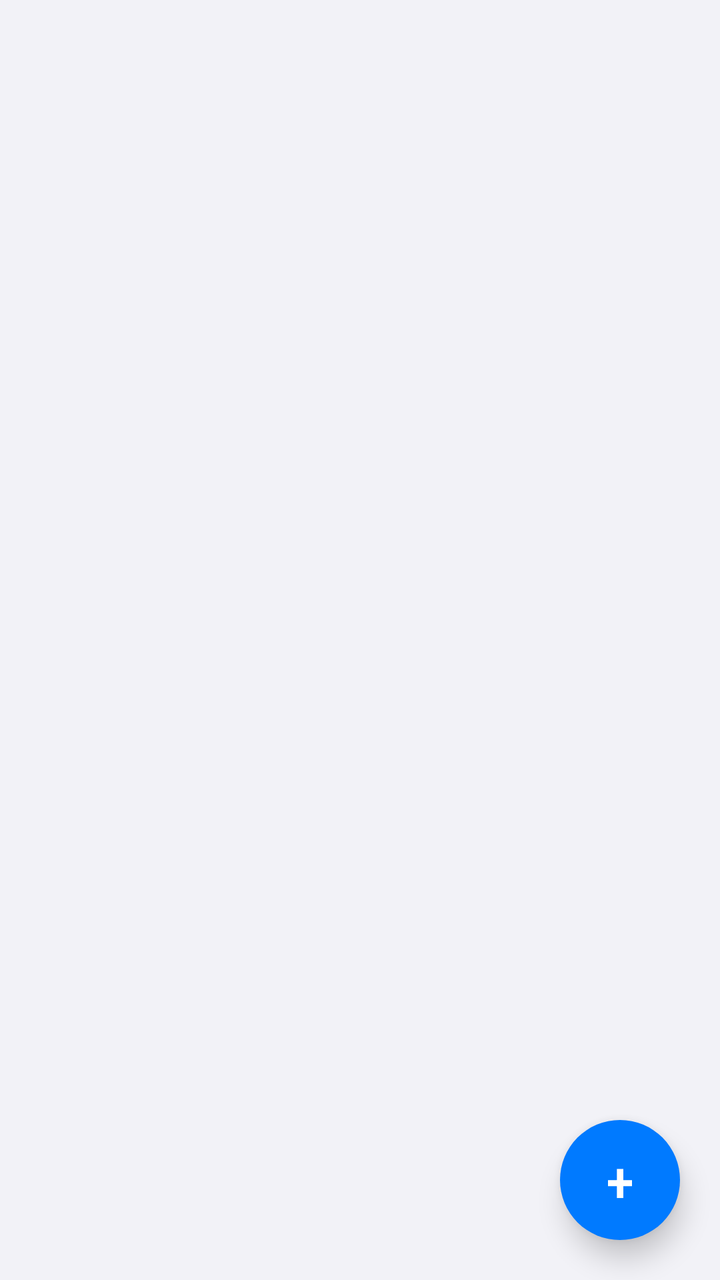
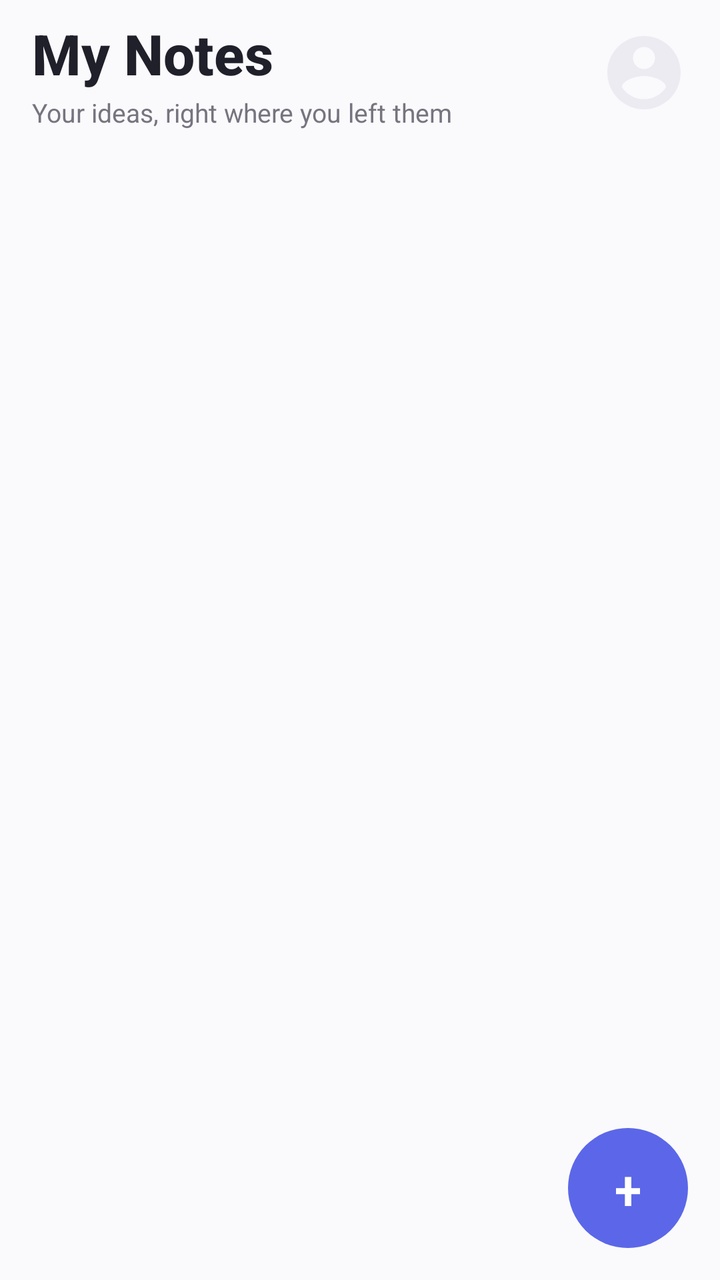

The first picture is an Android layout as it rendered before a commit; the second is the same layout after the commit. The layout source and the unified diff follow.
<!-- AndroidManifest.xml: application theme Theme.LorenzFlow -->
<!-- res/layout/fragment_notes.xml -->
<?xml version="1.0" encoding="utf-8"?>
<FrameLayout
    xmlns:android="http://schemas.android.com/apk/res/android"
    xmlns:app="http://schemas.android.com/apk/res-auto"
    android:layout_width="match_parent"
    android:layout_height="match_parent"
    android:background="@color/ios_grouped_background">

    
    <LinearLayout
        android:id="@+id/empty_state"
        android:layout_width="match_parent"
        android:layout_height="match_parent"
        android:gravity="center"
        android:orientation="vertical"
        android:padding="@dimen/spacing_xl"
        android:visibility="gone">

        <ImageView
            android:layout_width="72dp"
            android:layout_height="72dp"
            android:src="@drawable/ic_notes"
            android:alpha="0.3"
            android:importantForAccessibility="no" />

        <TextView
            android:layout_width="wrap_content"
            android:layout_height="wrap_content"
            android:layout_marginTop="@dimen/spacing_md"
            android:text="@string/no_notes_yet"
            android:textAlignment="center"
            android:textColor="@color/ios_secondary_label"
            android:textSize="15sp"
            android:fontFamily="sans-serif" />

    </LinearLayout>

    <androidx.recyclerview.widget.RecyclerView
        android:id="@+id/recycler_notes"
        android:layout_width="match_parent"
        android:layout_height="match_parent"
        android:clipToPadding="false"
        android:padding="@dimen/note_grid_spacing"
        android:paddingBottom="100dp" />

    
    <com.google.android.material.button.MaterialButton
        android:id="@+id/fab_add_note"
        android:layout_width="60dp"
        android:layout_height="60dp"
        android:layout_gravity="bottom|end"
        android:layout_marginEnd="20dp"
        android:layout_marginBottom="20dp"
        android:elevation="8dp"
        android:text="+"
        android:textSize="28sp"
        android:textColor="@android:color/white"
        android:textStyle="normal"
        android:gravity="center"
        android:insetTop="0dp"
        android:insetBottom="0dp"
        android:insetLeft="0dp"
        android:insetRight="0dp"
        android:paddingTop="0dp"
        android:paddingBottom="0dp"
        android:contentDescription="@string/cd_add_button"
        app:backgroundTint="@color/ios_blue"
        app:cornerRadius="30dp"
        app:iconPadding="0dp"
        app:rippleColor="#4D007AFF"
        style="@style/Widget.Material3.Button.UnelevatedButton" />

</FrameLayout>
<!-- resources referenced by this layout -->
<resources>
  <color name="ios_blue">#007AFF</color>
  <color name="ios_grouped_background">#F2F2F7</color>
  <color name="ios_secondary_label">#8E8E93</color>
  <dimen name="spacing_md">16dp</dimen>
  <style name="Theme.LorenzFlow" parent="Theme.Material3.Light.NoActionBar">
          <item name="colorPrimary">@color/md_theme_light_primary</item>
          <item name="colorOnPrimary">@color/md_theme_light_onPrimary</item>
          <item name="colorPrimaryContainer">@color/md_theme_light_primaryContainer</item>
          <item name="colorOnPrimaryContainer">@color/md_theme_light_onPrimaryContainer</item>
          <item name="colorSecondary">@color/md_theme_light_secondary</item>
          <item name="colorOnSecondary">@color/md_theme_light_onSecondary</item>
          <item name="colorSecondaryContainer">@color/md_theme_light_secondaryContainer</item>
          <item name="colorOnSecondaryContainer">@color/md_theme_light_onSecondaryContainer</item>
          <item name="colorTertiary">@color/md_theme_light_tertiary</item>
          <item name="colorOnTertiary">@color/md_theme_light_onTertiary</item>
          <item name="colorTertiaryContainer">@color/md_theme_light_tertiaryContainer</item>
          <item name="colorOnTertiaryContainer">@color/md_theme_light_onTertiaryContainer</item>
          <item name="colorError">@color/md_theme_light_error</item>
          <item name="colorOnError">@color/md_theme_light_onError</item>
          <item name="colorErrorContainer">@color/md_theme_light_errorContainer</item>
          <item name="colorOnErrorContainer">@color/md_theme_light_onErrorContainer</item>
          <item name="android:colorBackground">@color/md_theme_light_background</item>
          <item name="colorOnBackground">@color/md_theme_light_onBackground</item>
          <item name="colorSurface">@color/md_theme_light_surface</item>
          <item name="colorOnSurface">@color/md_theme_light_onSurface</item>
          <item name="colorSurfaceVariant">@color/md_theme_light_surfaceVariant</item>
          <item name="colorOnSurfaceVariant">@color/md_theme_light_onSurfaceVariant</item>
          <item name="colorOutline">@color/md_theme_light_outline</item>
          <item name="colorOutlineVariant">@color/md_theme_light_outlineVariant</item>
          <item name="colorSurfaceInverse">@color/md_theme_light_inverseSurface</item>
          <item name="colorOnSurfaceInverse">@color/md_theme_light_inverseOnSurface</item>
  
          
          <item name="android:statusBarColor">@android:color/transparent</item>
          <item name="android:navigationBarColor">@color/md_theme_light_surface</item>
          <item name="android:windowLightStatusBar">true</item>
      </style>
  <color name="md_theme_light_primary">#007AFF</color>
  <color name="md_theme_light_onPrimary">#FFFFFF</color>
  <color name="md_theme_light_primaryContainer">#D6E4FF</color>
  <color name="md_theme_light_onPrimaryContainer">#001B3E</color>
  <color name="md_theme_light_secondary">#5856D6</color>
  <color name="md_theme_light_onSecondary">#FFFFFF</color>
  <color name="md_theme_light_secondaryContainer">#E8E0FF</color>
  <color name="md_theme_light_onSecondaryContainer">#1C0062</color>
  <color name="md_theme_light_background">#F2F2F7</color>
  <color name="md_theme_light_onBackground">#1C1C1E</color>
  <color name="md_theme_light_onSurface">#1C1C1E</color>
  <color name="md_theme_light_surfaceVariant">#FFFFFF</color>
  <color name="md_theme_light_onSurfaceVariant">#3C3C43</color>
  <color name="md_theme_light_outline">#C6C6C8</color>
  <color name="md_theme_light_outlineVariant">#E5E5EA</color>
  <!-- unchanged entries left out for length: 16 -->
</resources>

<!-- the commit's change to res/layout/fragment_notes.xml (unified diff, before → after) -->
@@ -4,44 +4,104 @@
     xmlns:app="http://schemas.android.com/apk/res-auto"
     android:layout_width="match_parent"
     android:layout_height="match_parent"
-    android:background="@color/ios_grouped_background">
+    android:background="@color/lf_background">
 
-    
     <LinearLayout
-        android:id="@+id/empty_state"
         android:layout_width="match_parent"
         android:layout_height="match_parent"
-        android:gravity="center"
-        android:orientation="vertical"
-        android:padding="@dimen/spacing_xl"
-        android:visibility="gone">
+        android:orientation="vertical">
 
-        <ImageView
-            android:layout_width="72dp"
-            android:layout_height="72dp"
-            android:src="@drawable/ic_notes"
-            android:alpha="0.3"
-            android:importantForAccessibility="no" />
+        
+        <LinearLayout
+            android:layout_width="match_parent"
+            android:layout_height="wrap_content"
+            android:layout_marginTop="@dimen/lf_spacing_sm"
+            android:gravity="center_vertical"
+            android:orientation="horizontal"
+            android:paddingHorizontal="@dimen/lf_screen_padding">
 
-        <TextView
-            android:layout_width="wrap_content"
-            android:layout_height="wrap_content"
-            android:layout_marginTop="@dimen/spacing_md"
-            android:text="@string/no_notes_yet"
-            android:textAlignment="center"
-            android:textColor="@color/ios_secondary_label"
-            android:textSize="15sp"
-            android:fontFamily="sans-serif" />
+            <LinearLayout
+                android:layout_width="0dp"
+                android:layout_height="wrap_content"
+                android:layout_weight="1"
+                android:orientation="vertical">
+
+                <TextView
+                    android:layout_width="wrap_content"
+                    android:layout_height="wrap_content"
+                    android:text="@string/my_notes_title"
+                    android:textSize="28sp"
+                    android:textStyle="bold"
+                    android:fontFamily="sans-serif-medium"
+                    android:textColor="@color/lf_text_primary" />
+
+                <TextView
+                    android:layout_width="wrap_content"
+                    android:layout_height="wrap_content"
+                    android:layout_marginTop="2dp"
+                    android:text="@string/my_notes_subtitle"
+                    android:textSize="13sp"
+                    android:textColor="@color/lf_text_secondary" />
+
+            </LinearLayout>
+
+            <com.google.android.material.imageview.ShapeableImageView
+                android:id="@+id/avatar_image"
+                android:layout_width="44dp"
+                android:layout_height="44dp"
+                android:layout_marginStart="@dimen/lf_spacing_md"
+                android:contentDescription="@string/cd_profile_picture"
+                android:scaleType="centerCrop"
+                android:src="@drawable/ic_default_avatar"
+                app:shapeAppearanceOverlay="@style/ShapeAppearance.LF.Circle" />
+
+        </LinearLayout>
+
+        <FrameLayout
+            android:layout_width="match_parent"
+            android:layout_height="0dp"
+            android:layout_weight="1">
+
+            
+            <LinearLayout
+                android:id="@+id/empty_state"
+                android:layout_width="match_parent"
+                android:layout_height="match_parent"
+                android:gravity="center"
+                android:orientation="vertical"
+                android:padding="@dimen/spacing_xl"
+                android:visibility="gone">
+
+                <ImageView
+                    android:layout_width="72dp"
+                    android:layout_height="72dp"
+                    android:src="@drawable/ic_notes"
+                    android:alpha="0.3"
+                    app:tint="@color/lf_text_secondary"
+                    android:importantForAccessibility="no" />
+
+                <TextView
+                    android:layout_width="wrap_content"
+                    android:layout_height="wrap_content"
+                    android:layout_marginTop="@dimen/lf_spacing_md"
+                    android:text="@string/no_notes_yet"
+                    android:textAlignment="center"
+                    android:textAppearance="@style/TextAppearance.LF.Caption"
+                    android:textSize="15sp" />
+
+            </LinearLayout>
+
+            <androidx.recyclerview.widget.RecyclerView
+                android:id="@+id/recycler_notes"
+                android:layout_width="match_parent"
+                android:layout_height="match_parent"
+                android:clipToPadding="false"
+                android:padding="@dimen/note_grid_spacing"
+                android:paddingBottom="100dp" />
+
+        </FrameLayout>
 
     </LinearLayout>
-
-    <androidx.recyclerview.widget.RecyclerView
-        android:id="@+id/recycler_notes"
-        android:layout_width="match_parent"
-        android:layout_height="match_parent"
-        android:clipToPadding="false"
-        android:padding="@dimen/note_grid_spacing"
-        android:paddingBottom="100dp" />
 
     
     <com.google.android.material.button.MaterialButton
@@ -49,12 +109,12 @@
         android:layout_width="60dp"
         android:layout_height="60dp"
         android:layout_gravity="bottom|end"
-        android:layout_marginEnd="20dp"
-        android:layout_marginBottom="20dp"
-        android:elevation="8dp"
+        android:layout_marginEnd="@dimen/lf_screen_padding"
+        android:layout_marginBottom="@dimen/lf_screen_padding"
+        android:elevation="0dp"
         android:text="+"
         android:textSize="28sp"
-        android:textColor="@android:color/white"
+        android:textColor="@color/lf_on_accent"
         android:textStyle="normal"
         android:gravity="center"
         android:insetTop="0dp"
@@ -64,10 +124,10 @@
         android:paddingTop="0dp"
         android:paddingBottom="0dp"
         android:contentDescription="@string/cd_add_button"
-        app:backgroundTint="@color/ios_blue"
+        app:backgroundTint="@color/lf_accent"
         app:cornerRadius="30dp"
         app:iconPadding="0dp"
-        app:rippleColor="#4D007AFF"
+        app:rippleColor="#4D5B67E8"
         style="@style/Widget.Material3.Button.UnelevatedButton" />
 
 </FrameLayout>
<!-- resource entries referenced after the edit -->
@@ -1,18 +1,44 @@
 <!-- resources referenced by this layout -->
 <resources>
-  <color name="ios_blue">#007AFF</color>
-  <color name="ios_grouped_background">#F2F2F7</color>
-  <color name="ios_secondary_label">#8E8E93</color>
-  <dimen name="spacing_md">16dp</dimen>
+  <color name="lf_accent">#5B67E8</color>
+  <color name="lf_background">#FAFAFC</color>
+  <color name="lf_on_accent">#FFFFFF</color>
+  <color name="lf_text_primary">#20202B</color>
+  <color name="lf_text_secondary">#75747F</color>
+  <dimen name="lf_screen_padding">16dp</dimen>
+  <dimen name="lf_spacing_md">12dp</dimen>
+  <dimen name="lf_spacing_sm">8dp</dimen>
+  <!-- drawable ic_default_avatar (drawable) -->
+  <vector xmlns:android="http://schemas.android.com/apk/res/android"
+      android:width="96dp"
+      android:height="96dp"
+      android:viewportWidth="24"
+      android:viewportHeight="24"
+      android:tint="?attr/colorOutline">
+      <path
+          android:fillColor="@android:color/white"
+          android:pathData="M12,2C6.48,2 2,6.48 2,12s4.48,10 10,10 10,-4.48 10,-10S17.52,2 12,2zM12,5c1.66,0 3,1.34 3,3s-1.34,3 -3,3 -3,-1.34 -3,-3 1.34,-3 3,-3zM12,19.2c-2.5,0 -4.71,-1.28 -6,-3.22 0.03,-1.99 4,-3.08 6,-3.08 1.99,0 5.97,1.09 6,3.08 -1.29,1.94 -3.5,3.22 -6,3.22z" />
+  </vector>
+  <string name="cd_profile_picture">Profile picture</string>
+  <string name="my_notes_subtitle">Your ideas, right where you left them</string>
+  <string name="my_notes_title">My Notes</string>
+  <style name="ShapeAppearance.LF.Circle" parent="ShapeAppearance.Material3.Corner.Full">
+          <item name="cornerSize">50%</item>
+      </style>
+  <style name="TextAppearance.LF.Caption" parent="TextAppearance.Material3.BodySmall">
+          <item name="android:textSize">12sp</item>
+          <item name="android:textColor">@color/lf_text_secondary</item>
+          <item name="android:fontFamily">sans-serif</item>
+      </style>
   <style name="Theme.LorenzFlow" parent="Theme.Material3.Light.NoActionBar">
-          <item name="colorPrimary">@color/md_theme_light_primary</item>
-          <item name="colorOnPrimary">@color/md_theme_light_onPrimary</item>
-          <item name="colorPrimaryContainer">@color/md_theme_light_primaryContainer</item>
-          <item name="colorOnPrimaryContainer">@color/md_theme_light_onPrimaryContainer</item>
-          <item name="colorSecondary">@color/md_theme_light_secondary</item>
-          <item name="colorOnSecondary">@color/md_theme_light_onSecondary</item>
-          <item name="colorSecondaryContainer">@color/md_theme_light_secondaryContainer</item>
-          <item name="colorOnSecondaryContainer">@color/md_theme_light_onSecondaryContainer</item>
+          <item name="colorPrimary">@color/lf_accent</item>
+          <item name="colorOnPrimary">@color/lf_on_accent</item>
+          <item name="colorPrimaryContainer">@color/lf_accent_soft</item>
+          <item name="colorOnPrimaryContainer">@color/lf_text_primary</item>
+          <item name="colorSecondary">@color/lf_accent</item>
+          <item name="colorOnSecondary">@color/lf_on_accent</item>
+          <item name="colorSecondaryContainer">@color/lf_accent_soft</item>
+          <item name="colorOnSecondaryContainer">@color/lf_text_primary</item>
           <item name="colorTertiary">@color/md_theme_light_tertiary</item>
           <item name="colorOnTertiary">@color/md_theme_light_onTertiary</item>
           <item name="colorTertiaryContainer">@color/md_theme_light_tertiaryContainer</item>
@@ -21,37 +47,41 @@
           <item name="colorOnError">@color/md_theme_light_onError</item>
           <item name="colorErrorContainer">@color/md_theme_light_errorContainer</item>
           <item name="colorOnErrorContainer">@color/md_theme_light_onErrorContainer</item>
-          <item name="android:colorBackground">@color/md_theme_light_background</item>
-          <item name="colorOnBackground">@color/md_theme_light_onBackground</item>
-          <item name="colorSurface">@color/md_theme_light_surface</item>
-          <item name="colorOnSurface">@color/md_theme_light_onSurface</item>
-          <item name="colorSurfaceVariant">@color/md_theme_light_surfaceVariant</item>
-          <item name="colorOnSurfaceVariant">@color/md_theme_light_onSurfaceVariant</item>
-          <item name="colorOutline">@color/md_theme_light_outline</item>
-          <item name="colorOutlineVariant">@color/md_theme_light_outlineVariant</item>
+          <item name="android:colorBackground">@color/lf_background</item>
+          
+          <item name="android:windowBackground">@color/lf_background</item>
+          <item name="colorOnBackground">@color/lf_text_primary</item>
+          <item name="colorSurface">@color/lf_surface</item>
+          <item name="colorOnSurface">@color/lf_text_primary</item>
+          <item name="colorSurfaceVariant">@color/lf_surface_variant</item>
+          <item name="colorOnSurfaceVariant">@color/lf_text_secondary</item>
+          <item name="colorOutline">@color/lf_hairline</item>
+          <item name="colorOutlineVariant">@color/lf_hairline</item>
           <item name="colorSurfaceInverse">@color/md_theme_light_inverseSurface</item>
           <item name="colorOnSurfaceInverse">@color/md_theme_light_inverseOnSurface</item>
+  
+          
+          <item name="shapeAppearanceSmallComponent">@style/ShapeAppearance.LF.Pill</item>
+          <item name="shapeAppearanceMediumComponent">@style/ShapeAppearance.LF.Corner24</item>
+          <item name="shapeAppearanceLargeComponent">@style/ShapeAppearance.LF.Corner24</item>
   
           
           <item name="android:statusBarColor">@android:color/transparent</item>
           <item name="android:navigationBarColor">@color/md_theme_light_surface</item>
           <item name="android:windowLightStatusBar">true</item>
       </style>
-  <color name="md_theme_light_primary">#007AFF</color>
-  <color name="md_theme_light_onPrimary">#FFFFFF</color>
-  <color name="md_theme_light_primaryContainer">#D6E4FF</color>
-  <color name="md_theme_light_onPrimaryContainer">#001B3E</color>
-  <color name="md_theme_light_secondary">#5856D6</color>
-  <color name="md_theme_light_onSecondary">#FFFFFF</color>
-  <color name="md_theme_light_secondaryContainer">#E8E0FF</color>
-  <color name="md_theme_light_onSecondaryContainer">#1C0062</color>
-  <color name="md_theme_light_background">#F2F2F7</color>
-  <color name="md_theme_light_onBackground">#1C1C1E</color>
-  <color name="md_theme_light_onSurface">#1C1C1E</color>
-  <color name="md_theme_light_surfaceVariant">#FFFFFF</color>
-  <color name="md_theme_light_onSurfaceVariant">#3C3C43</color>
-  <color name="md_theme_light_outline">#C6C6C8</color>
-  <color name="md_theme_light_outlineVariant">#E5E5EA</color>
+  <color name="lf_accent_soft">#E9EBFC</color>
+  <color name="lf_surface">#FFFFFF</color>
+  <color name="lf_surface_variant">#F3F2F8</color>
+  <color name="lf_hairline">#ECEBF2</color>
+  <style name="ShapeAppearance.LF.Pill" parent="ShapeAppearance.Material3.SmallComponent">
+          <item name="cornerFamily">rounded</item>
+          <item name="cornerSize">50%</item>
+      </style>
+  <style name="ShapeAppearance.LF.Corner24" parent="ShapeAppearance.Material3.MediumComponent">
+          <item name="cornerFamily">rounded</item>
+          <item name="cornerSize">24dp</item>
+      </style>
   <!-- unchanged entries left out for length: 16 -->
 </resources>
 
